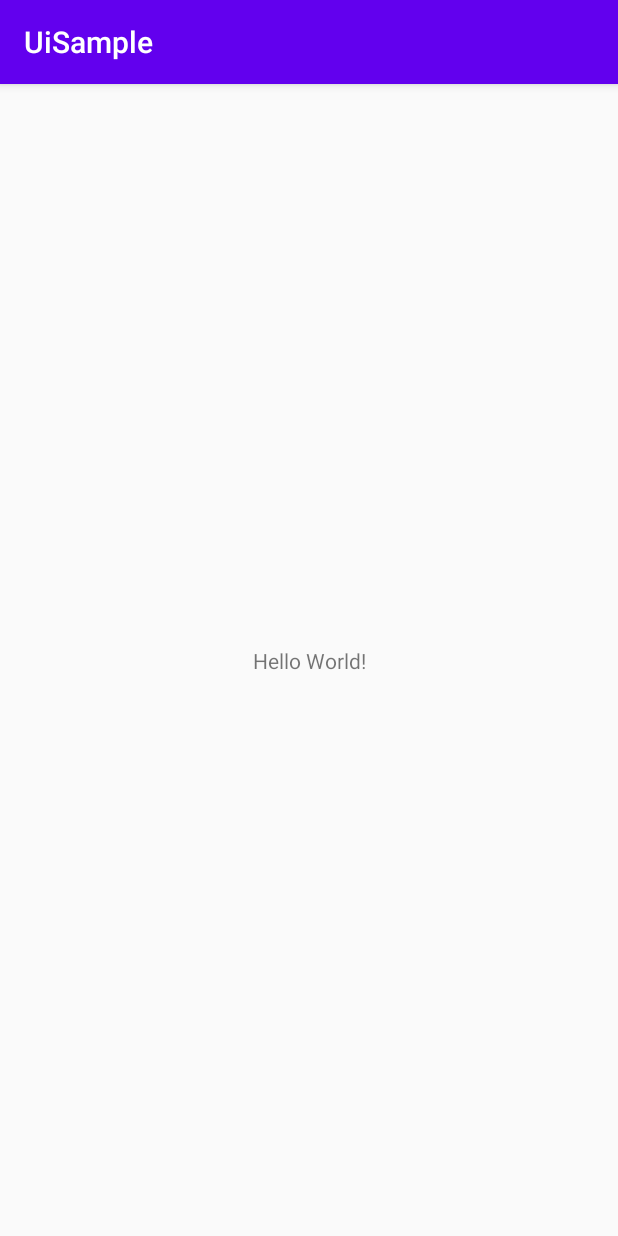
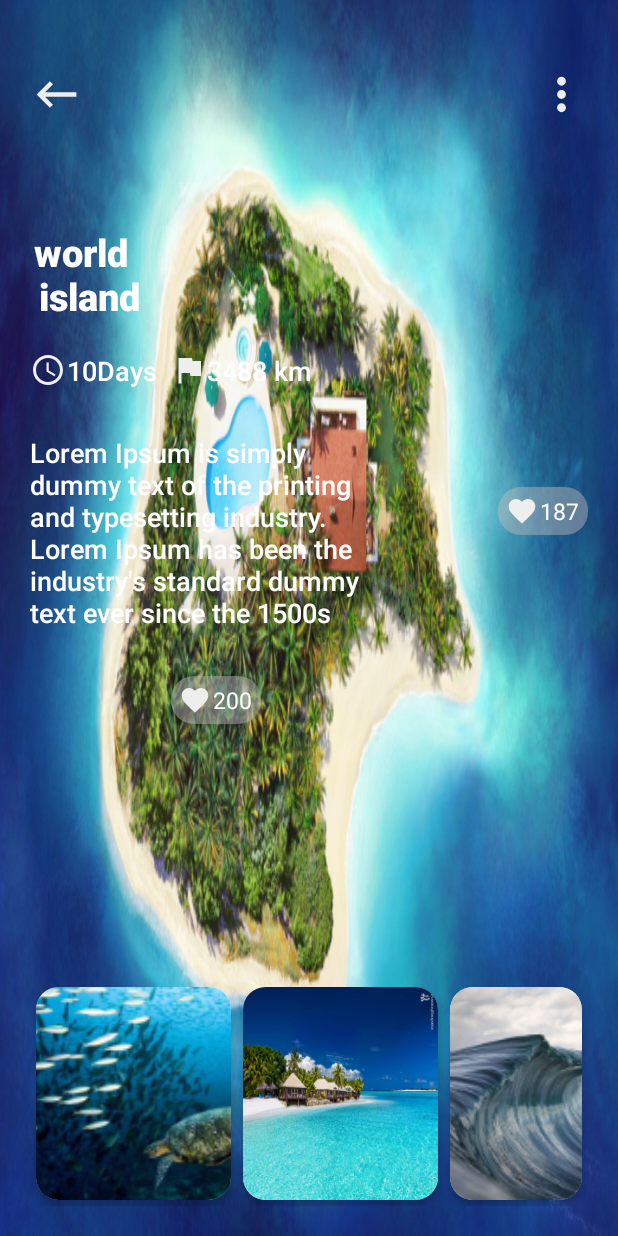
Before and after one commit to uiDesignSample-githubamins/sampleUI, an Android app: the screen it shows after launch (MainActivity before the commit, Main2Activity after it), on a phone screen of 412 x 824 dp. Run offline under Robolectric (Android 15) with nearby library versions, the phone set to English and light mode, and no system bars.

Commit message:
ui from ali

```diff
--- a/app/build.gradle
+++ b/app/build.gradle
@@ -31,4 +31,5 @@ dependencies {
     testImplementation 'junit:junit:4.12'
     androidTestImplementation 'androidx.test.ext:junit:1.1.1'
     androidTestImplementation 'androidx.test.espresso:espresso-core:3.2.0'
+    implementation 'com.android.support:design:28.0.0'
 }
--- a/app/src/main/AndroidManifest.xml
+++ b/app/src/main/AndroidManifest.xml
@@ -9,6 +9,13 @@
         android:roundIcon="@mipmap/ic_launcher_round"
         android:supportsRtl="true"
         android:theme="@style/AppTheme">
+        <activity android:name=".Main2Activity" android:theme="@style/Theme.AppCompat.Light.NoActionBar">
+            <intent-filter>
+                <action android:name="android.intent.action.MAIN" />
+
+                <category android:name="android.intent.category.LAUNCHER" />
+            </intent-filter>
+        </activity>
         <activity android:name=".MainActivity">
             <intent-filter>
                 <action android:name="android.intent.action.MAIN" />
--- /dev/null
+++ b/app/src/main/java/ir/amin/uisample/Main2Activity.java
@@ -0,0 +1,17 @@
+package ir.amin.uisample;
+
+import androidx.appcompat.app.AppCompatActivity;
+
+import android.app.ActionBar;
+import android.os.Bundle;
+import android.view.WindowManager;
+
+public class Main2Activity extends AppCompatActivity {
+
+    @Override
+    protected void onCreate(Bundle savedInstanceState) {
+        super.onCreate( savedInstanceState );
+        getWindow().addFlags( WindowManager.LayoutParams.FLAG_FULLSCREEN );
+        setContentView( R.layout.activity_main2 );
+    }
+}
--- /dev/null
+++ b/app/src/main/res/drawable/ic_access_time_black_24dp.xml
@@ -0,0 +1,5 @@
+<vector android:autoMirrored="true" android:height="24dp"
+    android:tint="#EEEEEE" android:viewportHeight="24.0"
+    android:viewportWidth="24.0" android:width="24dp" xmlns:android="http://schemas.android.com/apk/res/android">
+    <path android:fillColor="#FF000000" android:pathData="M11.99,2C6.47,2 2,6.48 2,12s4.47,10 9.99,10C17.52,22 22,17.52 22,12S17.52,2 11.99,2zM12,20c-4.42,0 -8,-3.58 -8,-8s3.58,-8 8,-8 8,3.58 8,8 -3.58,8 -8,8zM12.5,7H11v6l5.25,3.15 0.75,-1.23 -4.5,-2.67z"/>
+</vector>
--- /dev/null
+++ b/app/src/main/res/drawable/ic_favorite_black_24dp.xml
@@ -0,0 +1,5 @@
+<vector android:autoMirrored="true" android:height="21dp"
+    android:tint="#EEEEEE" android:viewportHeight="24.0"
+    android:viewportWidth="24.0" android:width="21dp" xmlns:android="http://schemas.android.com/apk/res/android">
+    <path android:fillColor="#FF000000" android:pathData="M12,21.35l-1.45,-1.32C5.4,15.36 2,12.28 2,8.5 2,5.42 4.42,3 7.5,3c1.74,0 3.41,0.81 4.5,2.09C13.09,3.81 14.76,3 16.5,3 19.58,3 22,5.42 22,8.5c0,3.78 -3.4,6.86 -8.55,11.54L12,21.35z"/>
+</vector>
--- /dev/null
+++ b/app/src/main/res/drawable/ic_flag_black_24dp.xml
@@ -0,0 +1,5 @@
+<vector android:autoMirrored="true" android:height="24dp"
+    android:tint="#EEEEEE" android:viewportHeight="24.0"
+    android:viewportWidth="24.0" android:width="24dp" xmlns:android="http://schemas.android.com/apk/res/android">
+    <path android:fillColor="#FF000000" android:pathData="M14.4,6L14,4H5v17h2v-7h5.6l0.4,2h7V6z"/>
+</vector>
--- /dev/null
+++ b/app/src/main/res/drawable/icbacktomain.xml
@@ -0,0 +1,5 @@
+<vector android:height="24dp" android:tint="#EEEEEE"
+    android:viewportHeight="24.0" android:viewportWidth="24.0"
+    android:width="24dp" xmlns:android="http://schemas.android.com/apk/res/android">
+    <path android:fillColor="#FF000000" android:pathData="M21,11H6.83l3.58,-3.59L9,6l-6,6 6,6 1.41,-1.41L6.83,13H21z"/>
+</vector>
--- /dev/null
+++ b/app/src/main/res/drawable/ictogglemenu.xml
@@ -0,0 +1,5 @@
+<vector android:height="24dp" android:tint="#EEEEEE"
+    android:viewportHeight="24.0" android:viewportWidth="24.0"
+    android:width="24dp" xmlns:android="http://schemas.android.com/apk/res/android">
+    <path android:fillColor="#FF000000" android:pathData="M12,8c1.1,0 2,-0.9 2,-2s-0.9,-2 -2,-2 -2,0.9 -2,2 0.9,2 2,2zM12,10c-1.1,0 -2,0.9 -2,2s0.9,2 2,2 2,-0.9 2,-2 -0.9,-2 -2,-2zM12,16c-1.1,0 -2,0.9 -2,2s0.9,2 2,2 2,-0.9 2,-2 -0.9,-2 -2,-2z"/>
+</vector>
--- /dev/null
+++ b/app/src/main/res/drawable/imageedge.xml
@@ -0,0 +1,5 @@
+<shape android:shape="rectangle"    xmlns:android="http://schemas.android.com/apk/res/android">
+    <solid android:color="#73BFBABA"/>
+    <corners android:radius="15dp"/>
+    <size android:height="25dp" android:width="60dp"/>
+</shape>
--- /dev/null
+++ b/app/src/main/res/layout/activity_main2.xml
@@ -0,0 +1,161 @@
+<?xml version="1.0" encoding="utf-8"?>
+<RelativeLayout xmlns:android="http://schemas.android.com/apk/res/android"
+    xmlns:app="http://schemas.android.com/apk/res-auto"
+    xmlns:tools="http://schemas.android.com/tools"
+    android:layout_width="match_parent"
+    android:layout_height="match_parent"
+    android:layoutDirection="ltr"
+    android:background="@drawable/island"
+    android:padding="20dp"
+    tools:context=".Main2Activity">
+
+    <ImageView
+        android:id="@+id/back_to_home"
+        android:layout_width="35dp"
+        android:layout_height="wrap_content"
+        android:layout_marginTop="25dp"
+        android:adjustViewBounds="true"
+        android:layout_marginBottom="70dp"
+        android:src="@drawable/icbacktomain"/>
+    <ImageView
+        android:layout_width="35dp"
+        android:layout_height="wrap_content"
+        android:layout_marginTop="25dp"
+        android:adjustViewBounds="true"
+        android:layout_alignParentEnd="true"
+        android:src="@drawable/ictogglemenu"/>
+
+    <TextView
+        android:id="@+id/txt_title"
+        android:layout_width="wrap_content"
+        android:layout_height="wrap_content"
+        android:layout_below="@+id/back_to_home"
+        android:layout_marginBottom="10dp"
+        android:fontFamily="sans-serif-black"
+        android:gravity="center"
+        android:text="world \n island"
+        android:textColor="#ffffff"
+        android:textSize="25sp"
+        android:textStyle="bold" />
+
+    <TextView
+        android:id="@+id/txt_day"
+        android:layout_width="wrap_content"
+        android:layout_height="wrap_content"
+        android:layout_below="@+id/txt_title"
+        android:layout_marginTop="10dp"
+        android:layout_marginEnd="10dp"
+        android:drawableStart="@drawable/ic_access_time_black_24dp"
+        android:fontFamily="sans-serif-medium"
+        android:gravity="center"
+        android:text="10Days"
+        android:textColor="#ffffff"
+        android:textSize="18sp" />
+
+    <TextView
+        android:id="@+id/txt_kilometr"
+        android:layout_width="wrap_content"
+        android:layout_height="wrap_content"
+        android:layout_below="@+id/txt_title"
+        android:layout_marginTop="10dp"
+        android:layout_toEndOf="@+id/txt_day"
+        android:drawableStart="@drawable/ic_flag_black_24dp"
+        android:fontFamily="sans-serif-medium"
+        android:gravity="center"
+        android:text="3488 km"
+        android:textColor="#ffffff"
+        android:textSize="18sp" />
+
+    <TextView
+        android:id="@+id/txt_content"
+        android:layout_width="230dp"
+        android:layout_height="wrap_content"
+        android:layout_below="@+id/txt_day"
+        android:layout_marginTop="30dp"
+        android:fontFamily="sans-serif-medium"
+        android:text="@string/txtcontent"
+        android:textColor="#ffffff"
+        android:textSize="18sp" />
+
+    <TextView
+        android:layout_width="wrap_content"
+        android:layout_height="wrap_content"
+        android:layout_below="@+id/txt_kilometr"
+        android:layout_alignParentEnd="true"
+        android:layout_centerInParent="true"
+        android:layout_marginTop="65dp"
+        android:layout_marginStart="33dp"
+        android:background="@drawable/imageedge"
+        android:drawableStart="@drawable/ic_favorite_black_24dp"
+        android:gravity="center"
+        android:padding="5dp"
+        android:text="187"
+        android:textColor="#ffffff"
+        android:textSize="15sp" />
+
+    <TextView
+        android:layout_width="wrap_content"
+        android:layout_height="wrap_content"
+        android:layout_below="@id/txt_content"
+        android:background="@drawable/imageedge"
+        android:layout_toEndOf="@+id/txt_day"
+        android:layout_marginTop="30dp"
+        android:drawableStart="@drawable/ic_favorite_black_24dp"
+        android:gravity="center"
+        android:padding="5dp"
+        android:text="200"
+        android:textColor="#ffffff"
+        android:textSize="15dp" />
+
+
+    <LinearLayout
+        android:layout_width="match_parent"
+        android:layout_height="150dp"
+        android:orientation="horizontal"
+        android:layout_alignParentBottom="true">
+
+        <androidx.cardview.widget.CardView
+            android:layout_width="wrap_content"
+            android:layout_height="wrap_content"
+            android:layout_margin="4dp"
+            app:cardElevation="3dp"
+            app:cardCornerRadius="15dp">
+            <ImageView
+                android:layout_width="130dp"
+                android:layout_height="150dp"
+                android:adjustViewBounds="true"
+                android:scaleType="centerCrop"
+                android:src="@drawable/cardimg3"/>
+        </androidx.cardview.widget.CardView>
+
+        <androidx.cardview.widget.CardView
+            android:layout_width="wrap_content"
+            android:layout_height="wrap_content"
+            android:layout_margin="4dp"
+            app:cardElevation="3dp"
+            app:cardCornerRadius="15dp">
+            <ImageView
+                android:layout_width="130dp"
+                android:layout_height="150dp"
+                android:adjustViewBounds="true"
+                android:scaleType="fitXY"
+                android:src="@drawable/cardimg2"/>
+        </androidx.cardview.widget.CardView>
+
+        <androidx.cardview.widget.CardView
+            android:layout_width="wrap_content"
+            android:layout_height="wrap_content"
+            android:layout_margin="4dp"
+            app:cardElevation="3dp"
+            app:cardCornerRadius="15dp">
+            <ImageView
+                android:layout_width="130dp"
+                android:layout_height="150dp"
+                android:adjustViewBounds="true"
+                android:scaleType="centerCrop"
+                android:src="@drawable/cardimg1"/>
+        </androidx.cardview.widget.CardView>
+
+    </LinearLayout>
+
+</RelativeLayout>
--- a/app/src/main/res/values/strings.xml
+++ b/app/src/main/res/values/strings.xml
@@ -1,3 +1,4 @@
 <resources>
     <string name="app_name">UiSample</string>
+    <string name="txtcontent">Lorem Ipsum is simply dummy text of the printing and typesetting industry. Lorem Ipsum has been the industry\'s standard dummy text ever since the 1500s</string>
 </resources>
```
Also changed, not shown: app/src/main/res/drawable-xxxhdpi/background.jpg (added), app/src/main/res/drawable-xxxhdpi/cardimg1.jpg (added), app/src/main/res/drawable-xxxhdpi/cardimg2.jpg (added), app/src/main/res/drawable-xxxhdpi/cardimg3.jpg (added), app/src/main/res/drawable-xxxhdpi/island.jpg (added).
